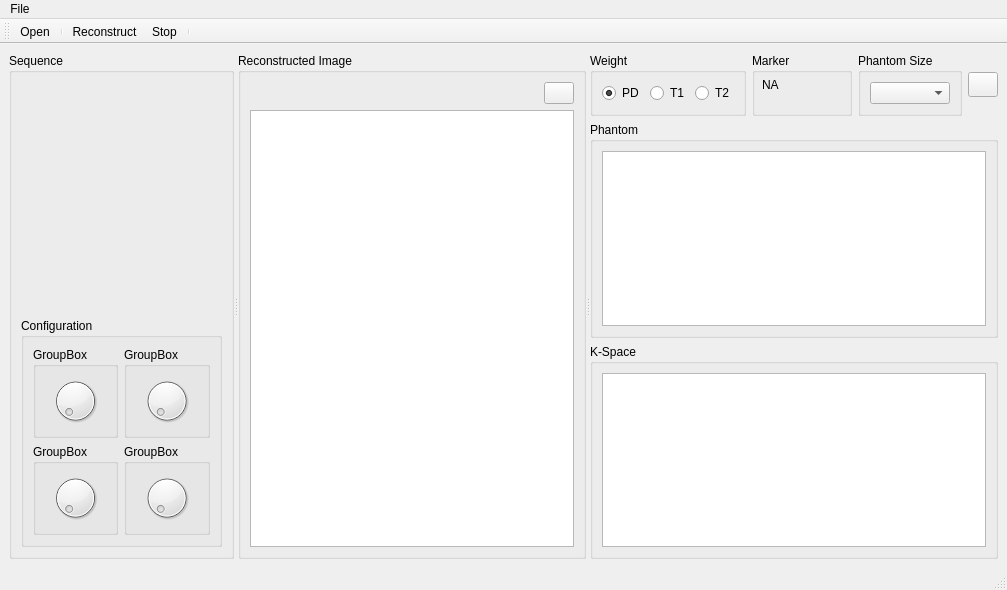
osama51/mri_kspace, file gui_mri.ui: the form before one commit.
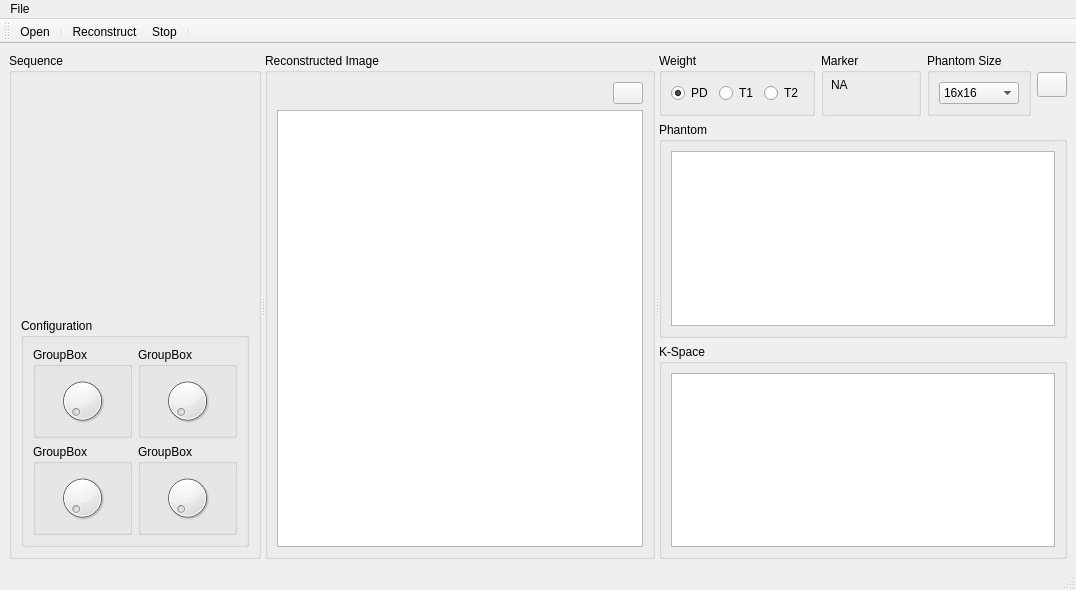
The form after the commit. Icons and pictures are not drawn. Custom widgets are drawn as their Qt base class.

```diff
--- a/gui_mri.ui
+++ b/gui_mri.ui
@@ -6,7 +6,7 @@
    <rect>
     <x>0</x>
     <y>0</y>
-    <width>1007</width>
+    <width>1076</width>
     <height>590</height>
    </rect>
   </property>
@@ -247,7 +247,23 @@
           </property>
           <layout class="QGridLayout" name="gridLayout_5">
            <item row="0" column="0">
-            <widget class="QComboBox" name="comboBox"/>
+            <widget class="QComboBox" name="sizeComboBox">
+             <item>
+              <property name="text">
+               <string>16x16</string>
+              </property>
+             </item>
+             <item>
+              <property name="text">
+               <string>32x32</string>
+              </property>
+             </item>
+             <item>
+              <property name="text">
+               <string>64x64</string>
+              </property>
+             </item>
+            </widget>
            </item>
           </layout>
          </widget>
@@ -336,7 +352,7 @@
     <rect>
      <x>0</x>
      <y>0</y>
-     <width>1007</width>
+     <width>1076</width>
      <height>21</height>
     </rect>
    </property>
```
Left out of the diff: 8 changed lines with no effect on the pictures.
